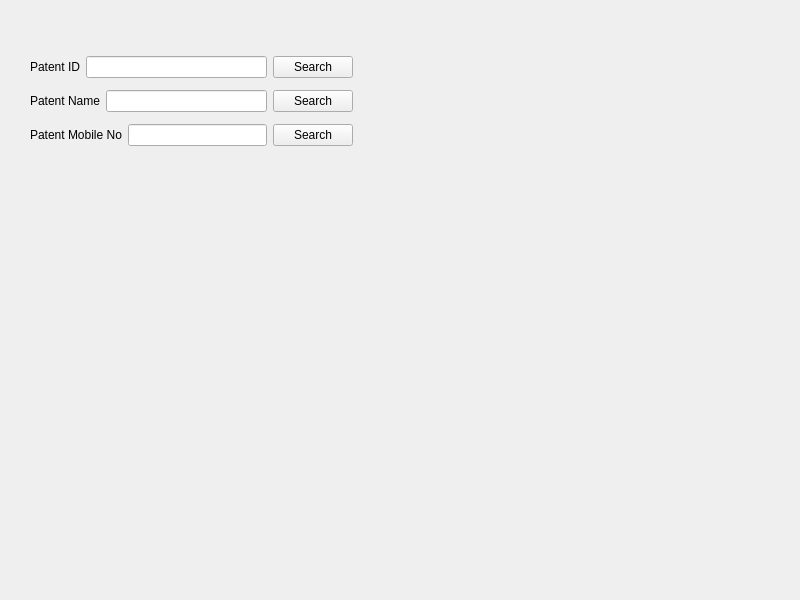
The window that medsee.ui (DigvijaySriSaiBodicherla/MedSeeUI) describes before a commit, drawn with Qt 5.
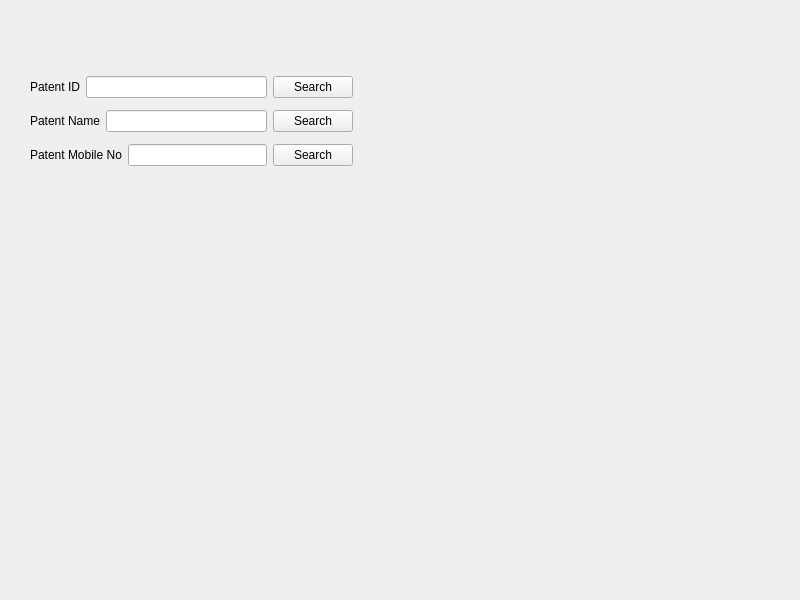
The same window after the commit.

Patch:
```diff
--- a/medsee.ui
+++ b/medsee.ui
@@ -27,7 +27,7 @@
 border-color: rgb(0, 0, 0);</string>
    </property>
    <property name="currentIndex">
-    <number>4</number>
+    <number>5</number>
    </property>
    <widget class="QWidget" name="loginPage">
     <widget class="QWidget" name="verticalLayoutWidget">
@@ -940,7 +940,110 @@
      </widget>
     </widget>
    </widget>
-   <widget class="QWidget" name="seeReportPage"/>
+   <widget class="QWidget" name="seeReportTotalPage">
+    <widget class="QStackedWidget" name="seeReportStackedWidget">
+     <property name="geometry">
+      <rect>
+       <x>30</x>
+       <y>20</y>
+       <width>341</width>
+       <height>241</height>
+      </rect>
+     </property>
+     <widget class="QWidget" name="seeReportSearchPage">
+      <widget class="QWidget" name="verticalLayoutWidget_9">
+       <property name="geometry">
+        <rect>
+         <x>0</x>
+         <y>40</y>
+         <width>323</width>
+         <height>104</height>
+        </rect>
+       </property>
+       <layout class="QVBoxLayout" name="verticalLayout_9">
+        <item>
+         <layout class="QHBoxLayout" name="horizontalLayout_43">
+          <item>
+           <widget class="QLabel" name="label_45">
+            <property name="text">
+             <string>Patent ID</string>
+            </property>
+           </widget>
+          </item>
+          <item>
+           <widget class="QLineEdit" name="lineEdit_43"/>
+          </item>
+          <item>
+           <widget class="QPushButton" name="seeReportSearchButtonByID">
+            <property name="text">
+             <string>Search</string>
+            </property>
+           </widget>
+          </item>
+         </layout>
+        </item>
+        <item>
+         <layout class="QHBoxLayout" name="horizontalLayout_44">
+          <item>
+           <widget class="QLabel" name="label_46">
+            <property name="text">
+             <string>Patent Name</string>
+            </property>
+           </widget>
+          </item>
+          <item>
+           <widget class="QLineEdit" name="lineEdit_44"/>
+          </item>
+          <item>
+           <widget class="QPushButton" name="seeReportSearchButtonByName">
+            <property name="text">
+             <string>Search</string>
+            </property>
+           </widget>
+          </item>
+         </layout>
+        </item>
+        <item>
+         <layout class="QHBoxLayout" name="horizontalLayout_45">
+          <item>
+           <widget class="QLabel" name="label_47">
+            <property name="text">
+             <string>Patent Mobile No</string>
+            </property>
+           </widget>
+          </item>
+          <item>
+           <widget class="QLineEdit" name="lineEdit_45"/>
+          </item>
+          <item>
+           <widget class="QPushButton" name="seeReportSearchButtonByMobileNo">
+            <property name="text">
+             <string>Search</string>
+            </property>
+           </widget>
+          </item>
+         </layout>
+        </item>
+       </layout>
+      </widget>
+     </widget>
+     <widget class="QWidget" name="reportPage">
+      <widget class="QLabel" name="label_48">
+       <property name="geometry">
+        <rect>
+         <x>100</x>
+         <y>80</y>
+         <width>151</width>
+         <height>16</height>
+        </rect>
+       </property>
+       <property name="text">
+        <string>Report comes here</string>
+       </property>
+      </widget>
+     </widget>
+    </widget>
+   </widget>
   </widget>
  </widget>
  <resources/>
```
